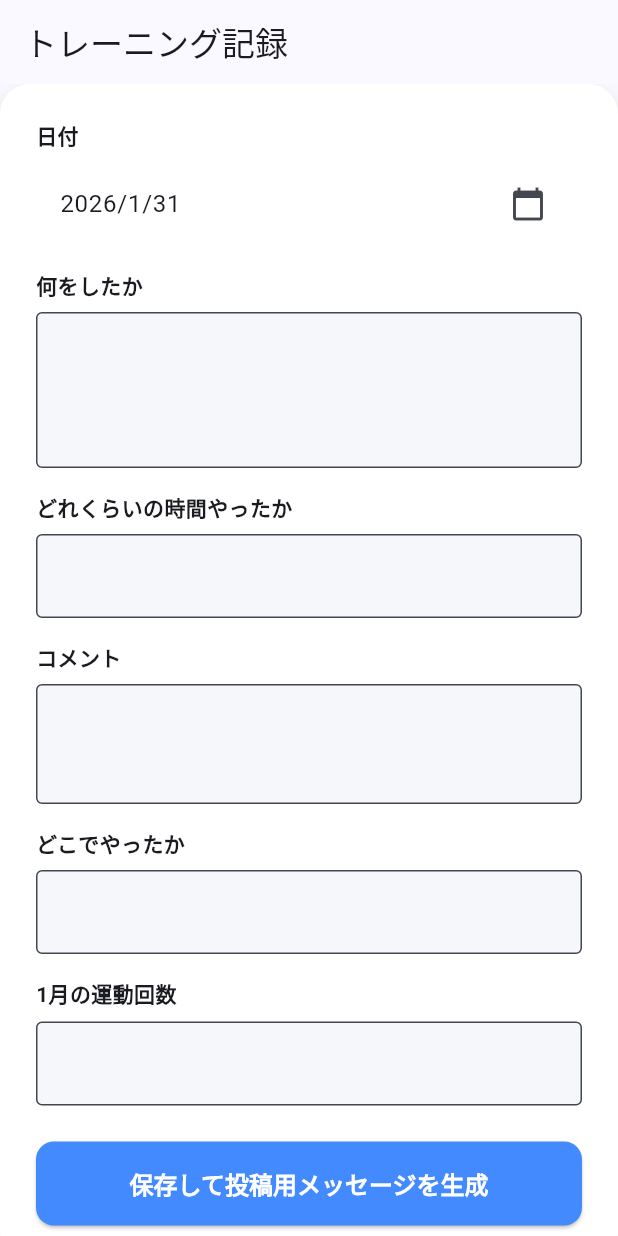
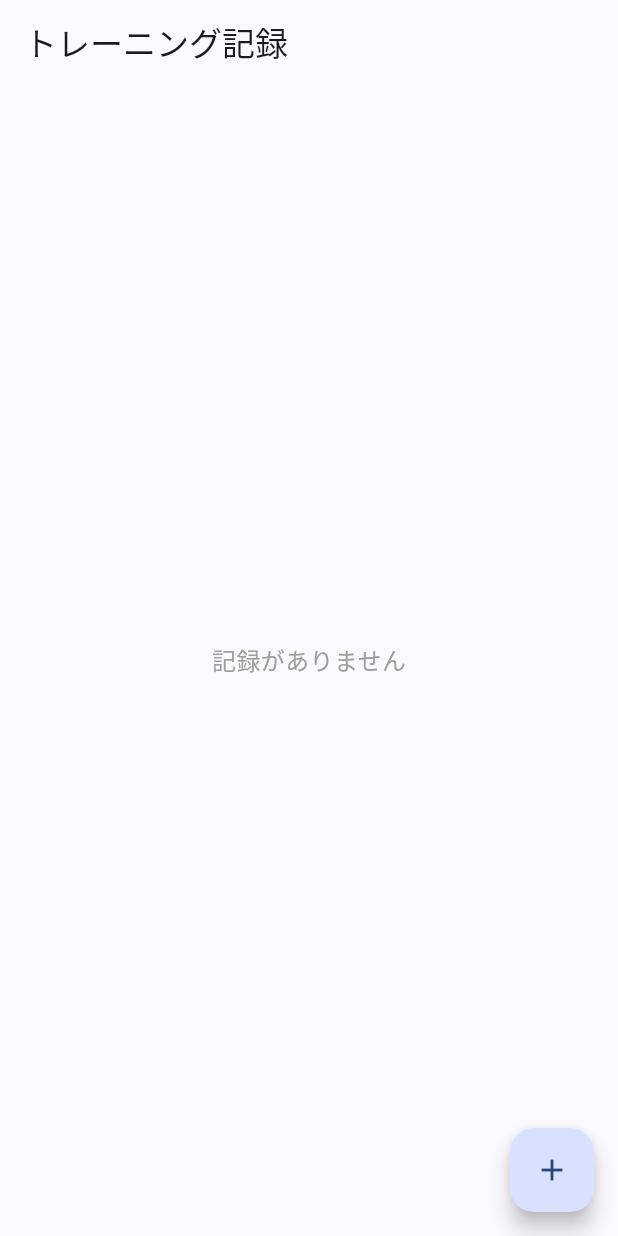
Before and after one commit to masaka88/training-app, a Flutter app: the screen it shows after launch, on a phone screen of 412 x 824 dp. Run offline on Flutter 3.47's test engine with Material 3 defaults, Android fonts, the phone set to English and light mode, and no system bars; our stand-ins replace hive_ce, hive_ce_flutter; accounts and stored records are empty.

Commit message:
feat: トレーニング記録一覧画面を追加し、画面遷移を実装
記録一覧をListView+Card形式で表示する画面を新規作成し、
FABからフォーム画面へ遷移、保存後に一覧へ戻る導線を構築した。

Co-Authored-By: Claude Opus 4.5 <noreply@anthropic.com>

```diff
--- a/lib/main.dart
+++ b/lib/main.dart
@@ -1,7 +1,7 @@
 import 'package:flutter/material.dart';
 import 'package:hive_ce_flutter/hive_flutter.dart';
 import 'models/training_record.dart';
-import 'screens/training_record_form.dart';
+import 'screens/training_record_list.dart';
 
 void main() async {
   WidgetsFlutterBinding.ensureInitialized();
@@ -47,7 +47,7 @@ class MainApp extends StatelessWidget {
           ),
         ),
       ),
-      home: const TrainingRecordForm(),
+      home: const TrainingRecordList(),
     );
   }
 }
--- a/lib/screens/training_record_form.dart
+++ b/lib/screens/training_record_form.dart
@@ -1,5 +1,4 @@
 import 'package:flutter/material.dart';
-import 'package:flutter/services.dart';
 import '../models/training_record.dart';
 import '../repositories/training_repository.dart';
 
@@ -20,7 +19,6 @@ class _TrainingRecordFormState extends State<TrainingRecordForm> {
   final _repository = TrainingRepository();
 
   DateTime _selectedDate = DateTime.now();
-  String _generatedText = '';
 
   @override
   void dispose() {
@@ -30,34 +28,6 @@ class _TrainingRecordFormState extends State<TrainingRecordForm> {
     _whereController.dispose();
     _countController.dispose();
     super.dispose();
-  }
-
-  void _generateSlackMessage() {
-    // TrainingRecordモデルを使用してメッセージを生成
-    final record = TrainingRecord(
-      date: _selectedDate,
-      activity: _whatDidController.text,
-      duration: _howLongController.text,
-      comment: _commentController.text.trim().isEmpty
-          ? null
-          : _commentController.text,
-      location:
-          _whereController.text.trim().isEmpty ? null : _whereController.text,
-      monthlyCount: int.tryParse(_countController.text) ?? 0,
-    );
-
-    setState(() {
-      _generatedText = record.toSlackMessage();
-    });
-  }
-
-  void _copyToClipboard() {
-    if (_generatedText.isNotEmpty) {
-      Clipboard.setData(ClipboardData(text: _generatedText));
-      ScaffoldMessenger.of(context).showSnackBar(
-        const SnackBar(content: Text('クリップボードにコピーしました！')),
-      );
-    }
   }
 
   Future<void> _saveRecord() async {
@@ -85,8 +55,7 @@ class _TrainingRecordFormState extends State<TrainingRecordForm> {
             ),
           );
 
-          // メッセージを生成
-          _generateSlackMessage();
+          Navigator.pop(context, true);
         }
       } catch (e) {
         if (mounted) {
@@ -228,57 +197,6 @@ class _TrainingRecordFormState extends State<TrainingRecordForm> {
                       child: const Text('保存して投稿用メッセージを生成'),
                     ),
                   ),
-                  if (_generatedText.isNotEmpty) ...[
-                    const SizedBox(height: 32),
-                    Card(
-                      elevation: 2,
-                      color: const Color(0xFFF5F7FB),
-                      shape: RoundedRectangleBorder(
-                        borderRadius: BorderRadius.circular(16),
-                      ),
-                      child: Padding(
-                        padding: const EdgeInsets.all(20),
-                        child: Column(
-                          crossAxisAlignment: CrossAxisAlignment.start,
-                          children: [
-                            const Text(
-                              '生成されたメッセージ',
-                              style: TextStyle(
-                                fontWeight: FontWeight.bold,
-                                fontSize: 16,
-                              ),
-                            ),
-                            const SizedBox(height: 12),
-                            Container(
-                              width: double.infinity,
-                              padding: const EdgeInsets.all(12),
-                              decoration: BoxDecoration(
-                                border: Border.all(color: Colors.grey.shade300),
-                                borderRadius: BorderRadius.circular(8),
-                                color: Colors.white,
-                              ),
-                              child: Text(
-                                _generatedText,
-                                style: const TextStyle(
-                                  fontFamily: 'monospace',
-                                  fontSize: 15,
-                                ),
-                              ),
-                            ),
-                            const SizedBox(height: 18),
-                            SizedBox(
-                              width: double.infinity,
-                              child: ElevatedButton.icon(
-                                onPressed: _copyToClipboard,
-                                icon: const Icon(Icons.copy),
-                                label: const Text('クリップボードにコピー'),
-                              ),
-                            ),
-                          ],
-                        ),
-                      ),
-                    ),
-                  ],
                 ],
               ),
             ),
--- /dev/null
+++ b/lib/screens/training_record_list.dart
@@ -0,0 +1,102 @@
+import 'package:flutter/material.dart';
+import '../models/training_record.dart';
+import '../repositories/training_repository.dart';
+import 'training_record_form.dart';
+
+class TrainingRecordList extends StatefulWidget {
+  const TrainingRecordList({super.key});
+
+  @override
+  State<TrainingRecordList> createState() => _TrainingRecordListState();
+}
+
+class _TrainingRecordListState extends State<TrainingRecordList> {
+  final _repository = TrainingRepository();
+  List<TrainingRecord> _records = [];
+  bool _isLoading = true;
+
+  @override
+  void initState() {
+    super.initState();
+    _loadRecords();
+  }
+
+  Future<void> _loadRecords() async {
+    setState(() => _isLoading = true);
+    final records = await _repository.getAllRecords();
+    setState(() {
+      _records = records;
+      _isLoading = false;
+    });
+  }
+
+  void _showDetailDialog(TrainingRecord record) {
+    showDialog(
+      context: context,
+      builder: (context) => AlertDialog(
+        title: Text(
+          '${record.date.year}/${record.date.month}/${record.date.day}',
+        ),
+        content: SingleChildScrollView(
+          child: Text(record.toSlackMessage()),
+        ),
+        actions: [
+          TextButton(
+            onPressed: () => Navigator.pop(context),
+            child: const Text('閉じる'),
+          ),
+        ],
+      ),
+    );
+  }
+
+  @override
+  Widget build(BuildContext context) {
+    return Scaffold(
+      appBar: AppBar(
+        title: const Text('トレーニング記録'),
+      ),
+      body: _isLoading
+          ? const Center(child: CircularProgressIndicator())
+          : _records.isEmpty
+              ? const Center(
+                  child: Text(
+                    '記録がありません',
+                    style: TextStyle(fontSize: 16, color: Colors.grey),
+                  ),
+                )
+              : ListView.builder(
+                  padding: const EdgeInsets.all(16),
+                  itemCount: _records.length,
+                  itemBuilder: (context, index) {
+                    final record = _records[index];
+                    final dateText =
+                        '${record.date.year}/${record.date.month}/${record.date.day}';
+                    return Card(
+                      margin: const EdgeInsets.only(bottom: 12),
+                      child: ListTile(
+                        title: Text(record.activity),
+                        subtitle: Text('$dateText ・ ${record.duration}'),
+                        trailing: const Icon(Icons.chevron_right),
+                        onTap: () => _showDetailDialog(record),
+                      ),
+                    );
+                  },
+                ),
+      floatingActionButton: FloatingActionButton(
+        onPressed: () async {
+          final result = await Navigator.push<bool>(
+            context,
+            MaterialPageRoute(
+              builder: (context) => const TrainingRecordForm(),
+            ),
+          );
+          if (result == true) {
+            _loadRecords();
+          }
+        },
+        child: const Icon(Icons.add),
+      ),
+    );
+  }
+}
```
